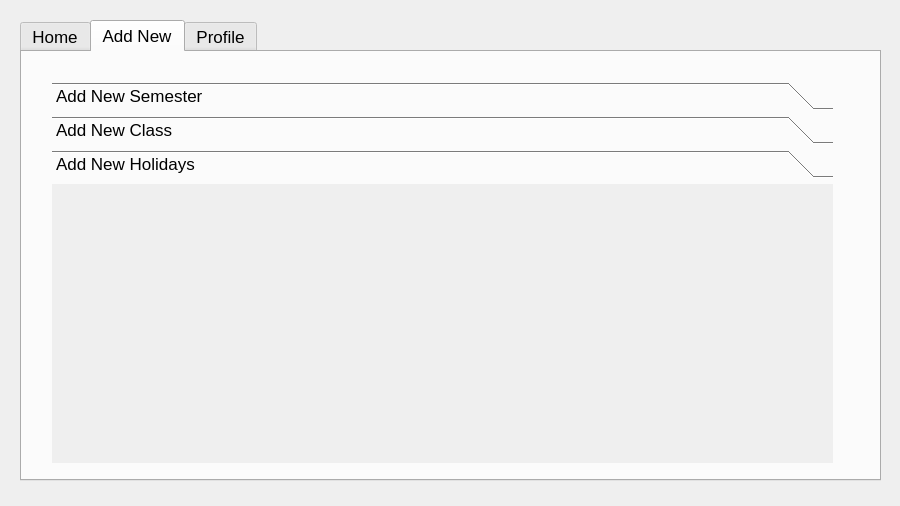
This is mainwindow.ui in ptwich2/StudentScheduler- as Qt 5 draws it before an edit. The edited form follows.
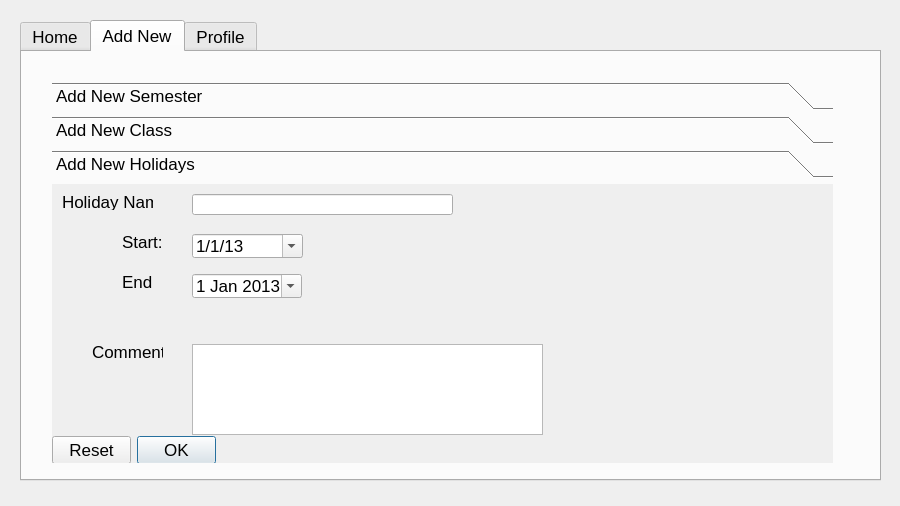
This is the edited form. The open tabs and pages were chosen to show the change.

```diff
--- a/mainwindow.ui
+++ b/mainwindow.ui
@@ -127,13 +127,160 @@
        <rect>
         <x>0</x>
         <y>0</y>
-        <width>100</width>
-        <height>30</height>
+        <width>781</width>
+        <height>279</height>
        </rect>
       </property>
       <attribute name="label">
        <string>Add New Holidays</string>
       </attribute>
+      <widget class="QLabel" name="label_5">
+       <property name="geometry">
+        <rect>
+         <x>10</x>
+         <y>10</y>
+         <width>91</width>
+         <height>16</height>
+        </rect>
+       </property>
+       <property name="text">
+        <string>Holiday Name</string>
+       </property>
+      </widget>
+      <widget class="QLineEdit" name="holidayName">
+       <property name="geometry">
+        <rect>
+         <x>140</x>
+         <y>10</y>
+         <width>261</width>
+         <height>21</height>
+        </rect>
+       </property>
+      </widget>
+      <widget class="QLabel" name="label_2">
+       <property name="geometry">
+        <rect>
+         <x>70</x>
+         <y>50</y>
+         <width>41</width>
+         <height>16</height>
+        </rect>
+       </property>
+       <property name="text">
+        <string>Start:</string>
+       </property>
+      </widget>
+      <widget class="QLabel" name="label_3">
+       <property name="geometry">
+        <rect>
+         <x>70</x>
+         <y>90</y>
+         <width>31</width>
+         <height>16</height>
+        </rect>
+       </property>
+       <property name="text">
+        <string>End:</string>
+       </property>
+      </widget>
+      <widget class="QLabel" name="label_4">
+       <property name="geometry">
+        <rect>
+         <x>40</x>
+         <y>160</y>
+         <width>71</width>
+         <height>16</height>
+        </rect>
+       </property>
+       <property name="text">
+        <string>Comments</string>
+       </property>
+      </widget>
+      <widget class="QTextEdit" name="holidayComments">
+       <property name="geometry">
+        <rect>
+         <x>140</x>
+         <y>160</y>
+         <width>351</width>
+         <height>91</height>
+        </rect>
+       </property>
+      </widget>
+      <widget class="QDialogButtonBox" name="holidayChanges">
+       <property name="geometry">
+        <rect>
+         <x>0</x>
+         <y>250</y>
+         <width>164</width>
+         <height>32</height>
+        </rect>
+       </property>
+       <property name="standardButtons">
+        <set>QDialogButtonBox::Ok|QDialogButtonBox::Reset</set>
+       </property>
+       <property name="centerButtons">
+        <bool>true</bool>
+       </property>
+      </widget>
+      <widget class="QDateEdit" name="holidayStart">
+       <property name="geometry">
+        <rect>
+         <x>140</x>
+         <y>50</y>
+         <width>111</width>
+         <height>24</height>
+        </rect>
+       </property>
+       <property name="dateTime">
+        <datetime>
+         <hour>0</hour>
+         <minute>0</minute>
+         <second>0</second>
+         <year>2013</year>
+         <month>1</month>
+         <day>1</day>
+        </datetime>
+       </property>
+       <property name="minimumDateTime">
+        <datetime>
+         <hour>0</hour>
+         <minute>0</minute>
+         <second>0</second>
+         <year>1752</year>
+         <month>9</month>
+         <day>14</day>
+        </datetime>
+       </property>
+       <property name="displayFormat">
+        <string>M/d/yy</string>
+       </property>
+       <property name="calendarPopup">
+        <bool>true</bool>
+       </property>
+      </widget>
+      <widget class="QDateEdit" name="holidayEnd">
+       <property name="geometry">
+        <rect>
+         <x>140</x>
+         <y>90</y>
+         <width>110</width>
+         <height>24</height>
+        </rect>
+       </property>
+       <property name="dateTime">
+        <datetime>
+         <hour>0</hour>
+         <minute>0</minute>
+         <second>0</second>
+         <year>2013</year>
+         <month>1</month>
+         <day>1</day>
+        </datetime>
+       </property>
+       <property name="calendarPopup">
+        <bool>true</bool>
+       </property>
+      </widget>
      </widget>
     </widget>
    </widget>
```
Left out of the diff: 6 changed lines with no effect on the pictures.
